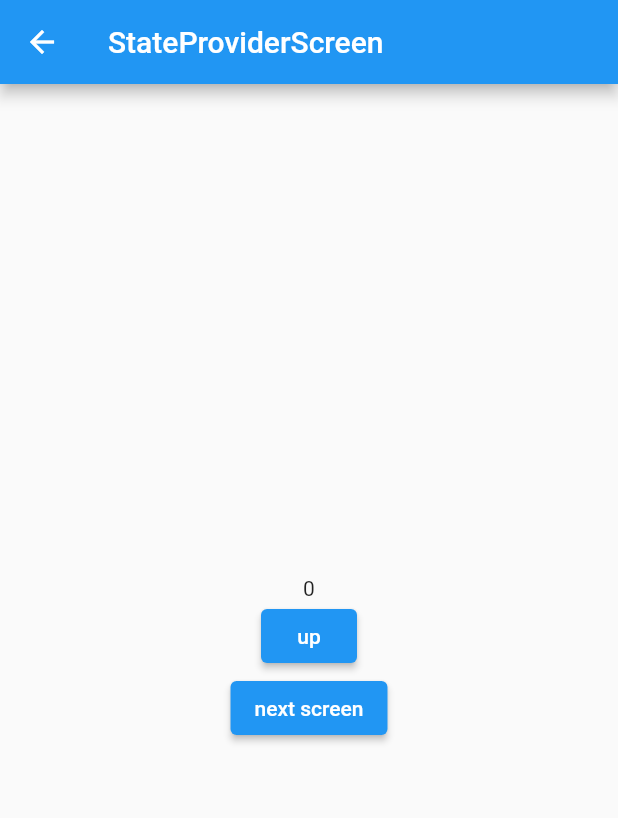
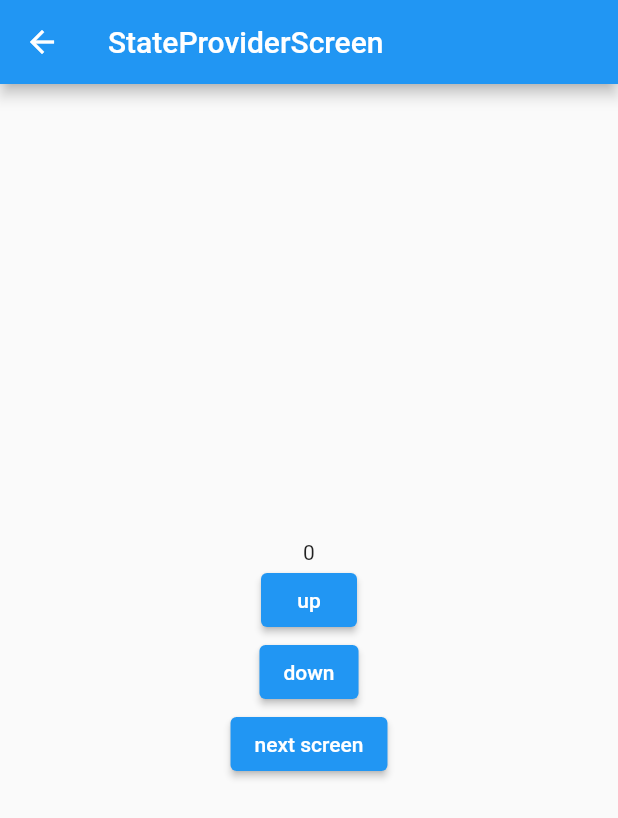
Before and after one commit to wogks/riverpod_practice, a Flutter app: the screen it shows after launch, after a tap on "State Provider Screen", on a phone screen of 412 x 824 dp. Shown: the top 818 px of the screen. Run offline on Flutter 3.47's test engine with Material 2 defaults, Android fonts, the phone set to English and light mode, and no system bars; our stand-ins replace flutter_riverpod.

Commit message:
Feat: stateprovider

```diff
--- a/lib/screen/state_provider_screen.dart
+++ b/lib/screen/state_provider_screen.dart
@@ -27,6 +27,12 @@ class StateProviderScreen extends ConsumerWidget {
                       .update((state) => state + 1);
                 },
                 child: const Text('up')),
+            ElevatedButton(
+                onPressed: () {
+                  ref.read(numberProvider.notifier).state =
+                      ref.read(numberProvider.notifier).state - 1;
+                },
+                child: const Text('down')),
             ElevatedButton(
                 onPressed: () {
                   Navigator.push(
```
